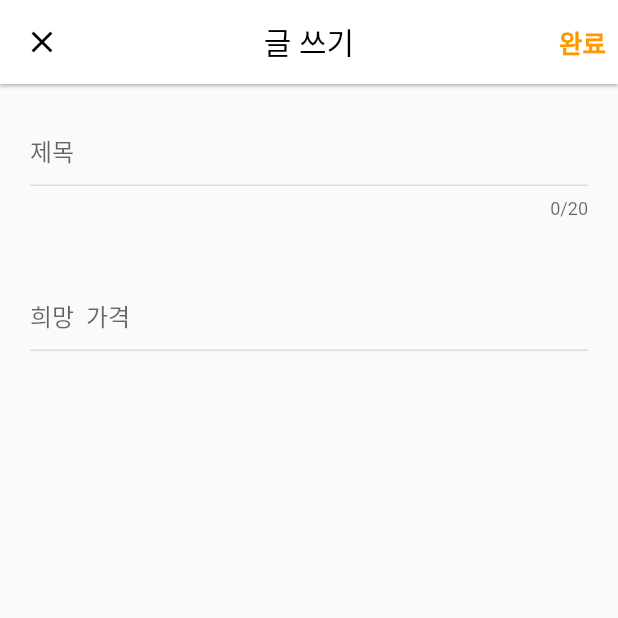
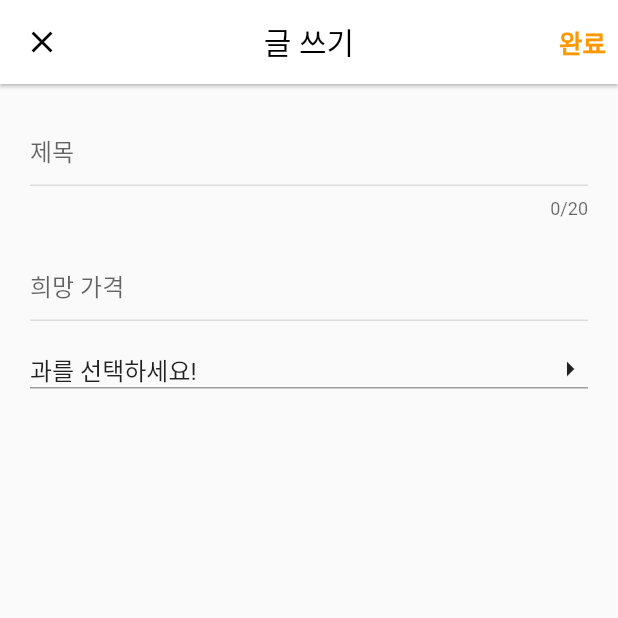
Before and after one commit to SparrowDn/Mullim, a Flutter app: the addpage screen opened directly, on a phone screen of 412 x 824 dp, the top half of it. Run offline on Flutter 3.47's test engine with Material 2 defaults, Android fonts, the phone set to English and light mode, and no system bars; our stand-ins replace firebase_auth, firebase_core; accounts and stored records are empty.

Commit message:
220708 초이스페이지

```diff
--- a/lib/pages/addpage.dart
+++ b/lib/pages/addpage.dart
@@ -1,4 +1,6 @@
 import 'package:flutter/material.dart';
+
+import 'choicepage.dart';
 
 class addpage extends StatefulWidget {
   const addpage({Key? key}) : super(key: key);
@@ -12,6 +14,9 @@ class _addpageState extends State<addpage> {
 
   List<String> classlist = ["1", "2", "3", "4"];
   String _selectedvalue = "1";
+
+  List<String> items = ["선택하세요"];
+  String? selecteditem = "선택하세요!";
 
   //앱바위젯
   PreferredSizeWidget _appbarwidget() {
@@ -37,9 +42,14 @@ class _addpageState extends State<addpage> {
           child: GestureDetector(
             child: Text(
               "완료",
-              style: TextStyle(color: Colors.orange, fontWeight: FontWeight.bold, fontSize: 17),
+              style: TextStyle(
+                  color: Colors.orange,
+                  fontWeight: FontWeight.bold,
+                  fontSize: 17),
             ),
-            onTap: (){print(Text("hi"));},
+            onTap: () {
+              print(Text("hi"));
+            },
           ),
         )
       ],
@@ -53,8 +63,12 @@ class _addpageState extends State<addpage> {
       body: SingleChildScrollView(
         child: Column(
           children: [
+            SizedBox(height: 20),
+
+            //제목 입력 칸
             Container(
-              padding: EdgeInsets.symmetric(vertical: 20, horizontal: 20),
+              //color: Colors.green,
+              padding: EdgeInsets.symmetric(vertical: 0, horizontal: 20),
               child: TextFormField(
                 maxLength: 20,
                 controller: titlecontroller,
@@ -69,21 +83,50 @@ class _addpageState extends State<addpage> {
                 ),
               ),
             ),
-            SizedBox(height: 0),
+            SizedBox(height: 20),
+
+            //가격 입력 칸
             Container(
+              //color: Colors.blue,
               alignment: Alignment.centerLeft,
-              padding: EdgeInsets.all(20),
+              padding: EdgeInsets.symmetric(vertical: 0, horizontal: 20),
+              child: Container(
+                child: Expanded(
                   child: Container(
                     child: TextFormField(
                       controller: titlecontroller,
                       keyboardType: TextInputType.number,
                       decoration: InputDecoration(
-                    hintText: '희망  가격',
+                        hintText: '희망 가격',
                         enabledBorder: UnderlineInputBorder(
                           borderSide: BorderSide(color: Colors.black12),
                         ),
                         focusedBorder: UnderlineInputBorder(
                           borderSide: BorderSide(color: Colors.grey),
+                        ),
+                      ),
+                    ),
+                  ),
+                ),
+              ),
+            ),
+            SizedBox(height: 20),
+
+            //과 선택 창
+            Container(
+              //color: Colors.blue,
+              alignment: Alignment.centerLeft,
+              padding: EdgeInsets.symmetric(vertical: 0, horizontal: 20),
+              child: Container(
+                child: Expanded(
+                  child: Container(
+                    decoration: BoxDecoration(border: Border(bottom: BorderSide(color: Colors.grey, ))),
+                    child: Row(
+                      mainAxisAlignment: MainAxisAlignment.spaceBetween,
+                      children: [
+                        Text("과를 선택하세요!", style: TextStyle(fontSize: 16),),
+                        Icon(Icons.arrow_right_sharp)
+                      ],
                     ),
                   ),
                 ),
--- /dev/null
+++ b/lib/pages/choicepage.dart
@@ -0,0 +1,15 @@
+import 'package:flutter/material.dart';
+
+class choicepage extends StatefulWidget {
+  const choicepage({Key? key}) : super(key: key);
+
+  @override
+  State<choicepage> createState() => _choicepageState();
+}
+
+class _choicepageState extends State<choicepage> {
+  @override
+  Widget build(BuildContext context) {
+    return Container();
+  }
+}
```
Lines whose indentation alone changed are shown as unchanged.
